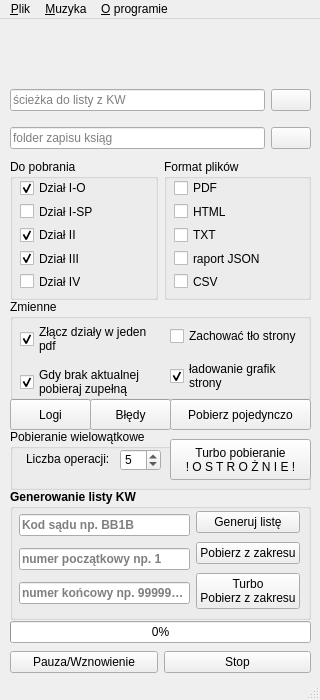
Above: eKW_pobieracz.ui from Rzezimioszek/eKW-pobieracz before the change. Below: the same form after it.
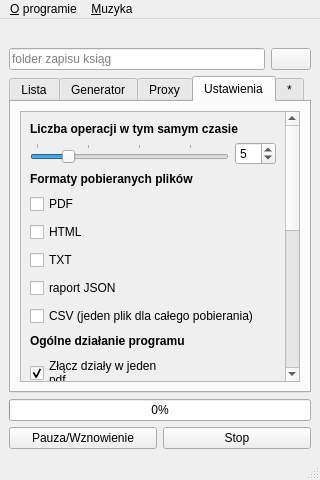
That is the form after the change. The open tabs and pages were chosen to show the change. Icons and pictures are not drawn.

What changed in the file:
```diff
--- a/eKW_pobieracz.ui
+++ b/eKW_pobieracz.ui
@@ -2,24 +2,27 @@
 <ui version="4.0">
  <class>MainWindow</class>
  <widget class="QMainWindow" name="MainWindow">
+  <property name="enabled">
+   <bool>true</bool>
+  </property>
   <property name="geometry">
    <rect>
     <x>0</x>
     <y>0</y>
     <width>320</width>
-    <height>700</height>
+    <height>480</height>
    </rect>
   </property>
   <property name="minimumSize">
    <size>
     <width>320</width>
-    <height>620</height>
+    <height>480</height>
    </size>
   </property>
   <property name="maximumSize">
    <size>
-    <width>320</width>
-    <height>700</height>
+    <width>16777215</width>
+    <height>16777215</height>
    </size>
   </property>
   <property name="windowTitle">
@@ -30,39 +33,13 @@
     <normaloff>ico/eKW.jpg</normaloff>ico/eKW.jpg</iconset>
   </property>
   <widget class="QWidget" name="centralwidget">
-   <widget class="QWidget" name="verticalLayoutWidget">
-    <property name="geometry">
-     <rect>
-      <x>10</x>
-      <y>60</y>
-      <width>301</width>
-      <height>81</height>
-     </rect>
-    </property>
-    <layout class="QVBoxLayout" name="verticalLayout">
+   <layout class="QVBoxLayout" name="verticalLayout_8">
      <item>
-      <layout class="QHBoxLayout" name="horizontalLayout">
-       <item>
-        <widget class="QLineEdit" name="lineList">
-         <property name="toolTip">
-          <string>&lt;html&gt;&lt;head/&gt;&lt;body&gt;&lt;p&gt;ścieżka do listy z KW&lt;/p&gt;&lt;/body&gt;&lt;/html&gt;</string>
-         </property>
-         <property name="placeholderText">
-          <string>ścieżka do listy z KW</string>
-         </property>
-        </widget>
-       </item>
-       <item>
-        <widget class="QPushButton" name="btnList">
-         <property name="toolTip">
-          <string>&lt;html&gt;&lt;head/&gt;&lt;body&gt;&lt;p&gt;Ścieżka do pliku tekstowego z listą oznaczeń ksiąg wieczystych.&lt;/p&gt;&lt;/body&gt;&lt;/html&gt;</string>
-         </property>
+     <widget class="QLabel" name="lblBanner">
          <property name="text">
-          <string/>
-         </property>
-        </widget>
-       </item>
-      </layout>
+       <string>&lt;html&gt;&lt;head/&gt;&lt;body&gt;&lt;p align=&quot;center&quot;&gt;&lt;img src=&quot;:/baner/res/baner_310x60.jpg&quot;/&gt;&lt;/p&gt;&lt;/body&gt;&lt;/html&gt;</string>
+      </property>
+     </widget>
      </item>
      <item>
       <layout class="QHBoxLayout" name="horizontalLayout_2">
@@ -88,16 +65,66 @@
        </item>
       </layout>
      </item>
-    </layout>
-   </widget>
+    <item>
+     <widget class="QTabWidget" name="tabWidget">
+      <property name="tabPosition">
+       <enum>QTabWidget::North</enum>
+      </property>
+      <property name="tabShape">
+       <enum>QTabWidget::Rounded</enum>
+      </property>
+      <property name="currentIndex">
+       <number>0</number>
+      </property>
+      <widget class="QWidget" name="tab_Lister">
+       <attribute name="title">
+        <string>Lista</string>
+       </attribute>
+       <layout class="QVBoxLayout" name="verticalLayout_10">
+        <item>
+         <layout class="QHBoxLayout" name="horizontalLayout">
+          <item>
+           <widget class="QLineEdit" name="lineList">
+            <property name="toolTip">
+             <string>&lt;html&gt;&lt;head/&gt;&lt;body&gt;&lt;p&gt;ścieżka do listy z KW&lt;/p&gt;&lt;/body&gt;&lt;/html&gt;</string>
+            </property>
+            <property name="placeholderText">
+             <string>ścieżka do listy z KW</string>
+            </property>
+           </widget>
+          </item>
+          <item>
+           <widget class="QPushButton" name="btnList">
+            <property name="toolTip">
+             <string>&lt;html&gt;&lt;head/&gt;&lt;body&gt;&lt;p&gt;Ścieżka do pliku tekstowego z listą oznaczeń ksiąg wieczystych.&lt;/p&gt;&lt;/body&gt;&lt;/html&gt;</string>
+            </property>
+            <property name="text">
+             <string/>
+            </property>
+           </widget>
+          </item>
+         </layout>
+        </item>
+        <item>
+         <spacer name="verticalSpacer">
+          <property name="orientation">
+           <enum>Qt::Vertical</enum>
+          </property>
+          <property name="sizeHint" stdset="0">
+           <size>
+            <width>20</width>
+            <height>40</height>
+           </size>
+          </property>
+         </spacer>
+        </item>
+        <item>
    <widget class="QPushButton" name="btnRun">
-    <property name="geometry">
-     <rect>
-      <x>170</x>
-      <y>380</y>
-      <width>141</width>
-      <height>31</height>
-     </rect>
+          <property name="sizePolicy">
+           <sizepolicy hsizetype="Expanding" vsizetype="Expanding">
+            <horstretch>0</horstretch>
+            <verstretch>0</verstretch>
+           </sizepolicy>
     </property>
     <property name="toolTip">
      <string>&lt;html&gt;&lt;head/&gt;&lt;body&gt;&lt;p&gt;Rozpocznij pobieranie ksiąg z listy z pliku txt.&lt;/p&gt;&lt;/body&gt;&lt;/html&gt;</string>
@@ -107,38 +134,33 @@
     </property>
     <property name="iconSize">
      <size>
-      <width>24</width>
-      <height>32</height>
+            <width>16</width>
+            <height>16</height>
      </size>
     </property>
    </widget>
-   <widget class="QGroupBox" name="groupBox">
-    <property name="geometry">
-     <rect>
-      <x>10</x>
-      <y>470</y>
-      <width>301</width>
-      <height>131</height>
-     </rect>
-    </property>
-    <property name="font">
-     <font>
-      <bold>true</bold>
-     </font>
-    </property>
-    <property name="title">
-     <string>Generowanie listy KW</string>
-    </property>
-    <widget class="QWidget" name="horizontalLayoutWidget_2">
-     <property name="geometry">
-      <rect>
-       <x>9</x>
-       <y>19</y>
-       <width>281</width>
-       <height>104</height>
-      </rect>
-     </property>
-     <layout class="QHBoxLayout" name="horizontalLayout_4">
+        </item>
+        <item>
+         <widget class="QPushButton" name="btnTurbo">
+          <property name="sizePolicy">
+           <sizepolicy hsizetype="Expanding" vsizetype="Expanding">
+            <horstretch>0</horstretch>
+            <verstretch>0</verstretch>
+           </sizepolicy>
+          </property>
+          <property name="text">
+           <string>Turbo pobieranie
+! O S T R O Ż N I E !</string>
+          </property>
+         </widget>
+        </item>
+       </layout>
+      </widget>
+      <widget class="QWidget" name="tab_Generator">
+       <attribute name="title">
+        <string>Generator</string>
+       </attribute>
+       <layout class="QVBoxLayout" name="verticalLayout_11">
       <item>
        <layout class="QVBoxLayout" name="verticalLayout_4">
         <item>
@@ -180,12 +202,26 @@
        </layout>
       </item>
       <item>
-       <layout class="QVBoxLayout" name="verticalLayout_5"/>
-      </item>
-      <item>
-       <layout class="QVBoxLayout" name="verticalLayout_7">
+         <spacer name="verticalSpacer_2">
+          <property name="orientation">
+           <enum>Qt::Vertical</enum>
+          </property>
+          <property name="sizeHint" stdset="0">
+           <size>
+            <width>20</width>
+            <height>40</height>
+           </size>
+          </property>
+         </spacer>
+        </item>
         <item>
          <widget class="QPushButton" name="btnGen">
+          <property name="sizePolicy">
+           <sizepolicy hsizetype="Expanding" vsizetype="Expanding">
+            <horstretch>0</horstretch>
+            <verstretch>0</verstretch>
+           </sizepolicy>
+          </property>
           <property name="font">
            <font>
             <bold>false</bold>
@@ -201,6 +237,12 @@
         </item>
         <item>
          <widget class="QPushButton" name="btnGenSave">
+          <property name="sizePolicy">
+           <sizepolicy hsizetype="Expanding" vsizetype="Expanding">
+            <horstretch>0</horstretch>
+            <verstretch>0</verstretch>
+           </sizepolicy>
+          </property>
           <property name="font">
            <font>
             <bold>false</bold>
@@ -216,6 +258,12 @@
         </item>
         <item>
          <widget class="QPushButton" name="btnGenSaveTurbo">
+          <property name="sizePolicy">
+           <sizepolicy hsizetype="Expanding" vsizetype="Expanding">
+            <horstretch>0</horstretch>
+            <verstretch>0</verstretch>
+           </sizepolicy>
+          </property>
           <property name="font">
            <font>
             <bold>false</bold>
@@ -228,45 +276,345 @@
          </widget>
         </item>
        </layout>
+      </widget>
+      <widget class="QWidget" name="tab_Proxy">
+       <attribute name="title">
+        <string>Proxy</string>
+       </attribute>
+       <layout class="QVBoxLayout" name="verticalLayout">
+        <item>
+         <widget class="QCheckBox" name="chProxy">
+          <property name="text">
+           <string>proxy</string>
+          </property>
+         </widget>
+        </item>
+        <item>
+         <widget class="QLabel" name="label_5">
+          <property name="text">
+           <string>&lt;html&gt;&lt;head/&gt;&lt;body&gt;&lt;p&gt;PROXY IP:&lt;/p&gt;&lt;/body&gt;&lt;/html&gt;</string>
+          </property>
+         </widget>
+        </item>
+        <item>
+         <widget class="QLineEdit" name="lineProxy">
+          <property name="enabled">
+           <bool>false</bool>
+          </property>
+          <property name="placeholderText">
+           <string>149.215.113.110:70</string>
+          </property>
+         </widget>
+        </item>
+        <item>
+         <spacer name="verticalSpacer_3">
+          <property name="orientation">
+           <enum>Qt::Vertical</enum>
+          </property>
+          <property name="sizeHint" stdset="0">
+           <size>
+            <width>20</width>
+            <height>40</height>
+           </size>
+          </property>
+         </spacer>
       </item>
      </layout>
     </widget>
-   </widget>
-   <widget class="QWidget" name="horizontalLayoutWidget">
+      <widget class="QWidget" name="tab_Settings">
+       <attribute name="title">
+        <string>Ustawienia</string>
+       </attribute>
+       <layout class="QVBoxLayout" name="verticalLayout_6">
+        <item>
+         <widget class="QScrollArea" name="scrollArea">
+          <property name="minimumSize">
+           <size>
+            <width>0</width>
+            <height>209</height>
+           </size>
+          </property>
+          <property name="widgetResizable">
+           <bool>true</bool>
+          </property>
+          <widget class="QWidget" name="scrollAreaWidgetContents">
     <property name="geometry">
      <rect>
-      <x>10</x>
-      <y>140</y>
-      <width>301</width>
-      <height>141</height>
-     </rect>
-    </property>
+             <x>0</x>
+             <y>0</y>
+             <width>259</width>
+             <height>620</height>
+            </rect>
+           </property>
+           <property name="minimumSize">
+            <size>
+             <width>0</width>
+             <height>620</height>
+            </size>
+           </property>
+           <layout class="QVBoxLayout" name="verticalLayout_12">
+            <item>
+             <widget class="QLabel" name="label">
+              <property name="font">
+               <font>
+                <bold>true</bold>
+               </font>
+              </property>
+              <property name="text">
+               <string>Liczba operacji w tym samym czasie</string>
+              </property>
+             </widget>
+            </item>
+            <item>
     <layout class="QHBoxLayout" name="horizontalLayout_3">
      <item>
-      <widget class="QGroupBox" name="groupBox_2">
+               <widget class="QSlider" name="horizontalSlider">
+                <property name="minimum">
+                 <number>2</number>
+                </property>
+                <property name="maximum">
+                 <number>20</number>
+                </property>
+                <property name="singleStep">
+                 <number>1</number>
+                </property>
+                <property name="pageStep">
+                 <number>5</number>
+                </property>
+                <property name="sliderPosition">
+                 <number>5</number>
+                </property>
+                <property name="orientation">
+                 <enum>Qt::Horizontal</enum>
+                </property>
+                <property name="invertedAppearance">
+                 <bool>false</bool>
+                </property>
+                <property name="invertedControls">
+                 <bool>false</bool>
+                </property>
+                <property name="tickPosition">
+                 <enum>QSlider::TicksAbove</enum>
+                </property>
+                <property name="tickInterval">
+                 <number>5</number>
+                </property>
+               </widget>
+              </item>
+              <item>
+               <widget class="QSpinBox" name="spN">
+                <property name="minimum">
+                 <number>2</number>
+                </property>
+                <property name="maximum">
+                 <number>20</number>
+                </property>
+                <property name="value">
+                 <number>5</number>
+                </property>
+               </widget>
+              </item>
+             </layout>
+            </item>
+            <item>
+             <widget class="QLabel" name="label_3">
        <property name="font">
         <font>
-         <bold>false</bold>
-        </font>
-       </property>
-       <property name="title">
-        <string>Do pobrania</string>
-       </property>
-       <widget class="QWidget" name="layoutWidget">
-        <property name="geometry">
-         <rect>
-          <x>10</x>
-          <y>20</y>
-          <width>131</width>
-          <height>111</height>
-         </rect>
-        </property>
+                <bold>true</bold>
+               </font>
+              </property>
+              <property name="text">
+               <string>Formaty pobieranych plików</string>
+              </property>
+             </widget>
+            </item>
+            <item>
+             <layout class="QVBoxLayout" name="verticalLayout_9">
+              <item>
+               <widget class="QCheckBox" name="chPDF">
+                <property name="minimumSize">
+                 <size>
+                  <width>0</width>
+                  <height>22</height>
+                 </size>
+                </property>
+                <property name="text">
+                 <string>PDF</string>
+                </property>
+               </widget>
+              </item>
+              <item>
+               <widget class="QCheckBox" name="chHTML">
+                <property name="minimumSize">
+                 <size>
+                  <width>0</width>
+                  <height>22</height>
+                 </size>
+                </property>
+                <property name="text">
+                 <string>HTML</string>
+                </property>
+               </widget>
+              </item>
+              <item>
+               <widget class="QCheckBox" name="chTXT">
+                <property name="minimumSize">
+                 <size>
+                  <width>0</width>
+                  <height>22</height>
+                 </size>
+                </property>
+                <property name="text">
+                 <string>TXT</string>
+                </property>
+               </widget>
+              </item>
+              <item>
+               <widget class="QCheckBox" name="chJSON">
+                <property name="minimumSize">
+                 <size>
+                  <width>0</width>
+                  <height>22</height>
+                 </size>
+                </property>
+                <property name="text">
+                 <string>raport JSON</string>
+                </property>
+               </widget>
+              </item>
+              <item>
+               <widget class="QCheckBox" name="chCSV">
+                <property name="minimumSize">
+                 <size>
+                  <width>0</width>
+                  <height>22</height>
+                 </size>
+                </property>
+                <property name="text">
+                 <string>CSV (jeden plik dla całego pobierania)</string>
+                </property>
+               </widget>
+              </item>
+             </layout>
+            </item>
+            <item>
+             <widget class="QLabel" name="label_4">
+              <property name="font">
+               <font>
+                <bold>true</bold>
+               </font>
+              </property>
+              <property name="text">
+               <string>Ogólne działanie programu</string>
+              </property>
+             </widget>
+            </item>
+            <item>
+             <layout class="QVBoxLayout" name="verticalLayout_3">
+              <item>
+               <widget class="QCheckBox" name="chMerge">
+                <property name="minimumSize">
+                 <size>
+                  <width>0</width>
+                  <height>38</height>
+                 </size>
+                </property>
+                <property name="text">
+                 <string>Złącz działy w jeden
+pdf</string>
+                </property>
+                <property name="checkable">
+                 <bool>true</bool>
+                </property>
+                <property name="checked">
+                 <bool>true</bool>
+                </property>
+               </widget>
+              </item>
+              <item>
+               <widget class="QCheckBox" name="chError">
+                <property name="minimumSize">
+                 <size>
+                  <width>0</width>
+                  <height>38</height>
+                 </size>
+                </property>
+                <property name="text">
+                 <string>Gdy brak aktualnej 
+pobieraj zupełną</string>
+                </property>
+                <property name="checked">
+                 <bool>true</bool>
+                </property>
+               </widget>
+              </item>
+              <item>
+               <widget class="QCheckBox" name="chImg">
+                <property name="minimumSize">
+                 <size>
+                  <width>0</width>
+                  <height>38</height>
+                 </size>
+                </property>
+                <property name="toolTip">
+                 <string>&lt;html&gt;&lt;head/&gt;&lt;body&gt;&lt;p&gt;Włącz lub wyłącz ładowanie grafik na stronie (może zmniejszyć zużycie ramu)&lt;/p&gt;&lt;/body&gt;&lt;/html&gt;</string>
+                </property>
+                <property name="text">
+                 <string>ładowanie grafik
+strony</string>
+                </property>
+                <property name="checked">
+                 <bool>true</bool>
+                </property>
+               </widget>
+              </item>
+              <item>
+               <widget class="QCheckBox" name="chSkip">
+                <property name="text">
+                 <string>Pomijaj już pobrane</string>
+                </property>
+               </widget>
+              </item>
+              <item>
+               <widget class="QCheckBox" name="chBg">
+                <property name="minimumSize">
+                 <size>
+                  <width>0</width>
+                  <height>22</height>
+                 </size>
+                </property>
+                <property name="text">
+                 <string>Zachować tło strony</string>
+                </property>
+               </widget>
+              </item>
+             </layout>
+            </item>
+            <item>
+             <widget class="QLabel" name="label_2">
+              <property name="font">
+               <font>
+                <bold>true</bold>
+               </font>
+              </property>
+              <property name="text">
+               <string>Działy KW do pobrania</string>
+              </property>
+             </widget>
+            </item>
+            <item>
         <layout class="QVBoxLayout" name="verticalLayout_2">
          <property name="sizeConstraint">
           <enum>QLayout::SetDefaultConstraint</enum>
          </property>
          <item>
           <widget class="QCheckBox" name="ch1o">
+                <property name="minimumSize">
+                 <size>
+                  <width>0</width>
+                  <height>22</height>
+                 </size>
+                </property>
            <property name="text">
             <string>Dział I-O</string>
            </property>
@@ -277,6 +625,12 @@
          </item>
          <item>
           <widget class="QCheckBox" name="ch1s">
+                <property name="minimumSize">
+                 <size>
+                  <width>0</width>
+                  <height>22</height>
+                 </size>
+                </property>
            <property name="text">
             <string>Dział I-SP</string>
            </property>
@@ -287,6 +641,12 @@
          </item>
          <item>
           <widget class="QCheckBox" name="ch2">
+                <property name="minimumSize">
+                 <size>
+                  <width>0</width>
+                  <height>22</height>
+                 </size>
+                </property>
            <property name="text">
             <string>Dział II</string>
            </property>
@@ -297,6 +657,12 @@
          </item>
          <item>
           <widget class="QCheckBox" name="ch3">
+                <property name="minimumSize">
+                 <size>
+                  <width>0</width>
+                  <height>22</height>
+                 </size>
+                </property>
            <property name="text">
             <string>Dział III</string>
            </property>
@@ -307,84 +673,23 @@
          </item>
          <item>
           <widget class="QCheckBox" name="ch4">
+                <property name="minimumSize">
+                 <size>
+                  <width>0</width>
+                  <height>22</height>
+                 </size>
+                </property>
            <property name="text">
             <string>Dział IV</string>
            </property>
           </widget>
          </item>
         </layout>
-       </widget>
-      </widget>
      </item>
      <item>
-      <layout class="QVBoxLayout" name="verticalLayout_8">
+             <layout class="QHBoxLayout" name="horizontalLayout_4">
        <item>
-        <widget class="QGroupBox" name="groupBox_5">
-         <property name="title">
-          <string>Format plików</string>
-         </property>
-         <widget class="QWidget" name="verticalLayoutWidget_4">
-          <property name="geometry">
-           <rect>
-            <x>10</x>
-            <y>20</y>
-            <width>131</width>
-            <height>111</height>
-           </rect>
-          </property>
-          <layout class="QVBoxLayout" name="verticalLayout_9">
-           <item>
-            <widget class="QCheckBox" name="chPDF">
-             <property name="text">
-              <string>PDF</string>
-             </property>
-            </widget>
-           </item>
-           <item>
-            <widget class="QCheckBox" name="chHTML">
-             <property name="text">
-              <string>HTML</string>
-             </property>
-            </widget>
-           </item>
-           <item>
-            <widget class="QCheckBox" name="chTXT">
-             <property name="text">
-              <string>TXT</string>
-             </property>
-            </widget>
-           </item>
-           <item>
-            <widget class="QCheckBox" name="chJSON">
-             <property name="text">
-              <string>raport JSON</string>
-             </property>
-            </widget>
-           </item>
-           <item>
-            <widget class="QCheckBox" name="chCSV">
-             <property name="text">
-              <string>CSV</string>
-             </property>
-            </widget>
-           </item>
-          </layout>
-         </widget>
-        </widget>
-       </item>
-      </layout>
-     </item>
-    </layout>
-   </widget>
    <widget class="QPushButton" name="btnLog">
-    <property name="geometry">
-     <rect>
-      <x>10</x>
-      <y>380</y>
-      <width>81</width>
-      <height>31</height>
-     </rect>
-    </property>
     <property name="toolTip">
      <string>&lt;html&gt;&lt;head/&gt;&lt;body&gt;&lt;p&gt;Otwórz plik z zapisanymi logami z ostatniej operacji.&lt;/p&gt;&lt;/body&gt;&lt;/html&gt;</string>
     </property>
@@ -392,15 +697,9 @@
      <string>Logi</string>
     </property>
    </widget>
+              </item>
+              <item>
    <widget class="QPushButton" name="btnErr">
-    <property name="geometry">
-     <rect>
-      <x>90</x>
-      <y>380</y>
-      <width>81</width>
-      <height>31</height>
-     </rect>
-    </property>
     <property name="toolTip">
      <string>&lt;html&gt;&lt;head/&gt;&lt;body&gt;&lt;p&gt;Otwórz plik z odnotowanymi błędami działania programu lub wsadu do programu.&lt;/p&gt;&lt;/body&gt;&lt;/html&gt;</string>
     </property>
@@ -408,84 +707,75 @@
      <string>Błędy</string>
     </property>
    </widget>
-   <widget class="QGroupBox" name="groupBox_4">
-    <property name="geometry">
-     <rect>
-      <x>10</x>
-      <y>410</y>
-      <width>301</width>
-      <height>61</height>
-     </rect>
-    </property>
-    <property name="title">
-     <string>Pobieranie wielowątkowe</string>
-    </property>
-    <widget class="QPushButton" name="btnTurbo">
-     <property name="geometry">
-      <rect>
-       <x>160</x>
-       <y>10</y>
-       <width>141</width>
-       <height>41</height>
-      </rect>
+              </item>
+             </layout>
+            </item>
+           </layout>
+          </widget>
+         </widget>
+        </item>
+       </layout>
+      </widget>
+      <widget class="QWidget" name="tab_Info">
+       <attribute name="title">
+        <string>*</string>
+       </attribute>
+       <layout class="QVBoxLayout" name="verticalLayout_5">
+        <item>
+         <widget class="QPushButton" name="btn_Github">
+          <property name="sizePolicy">
+           <sizepolicy hsizetype="Expanding" vsizetype="Expanding">
+            <horstretch>0</horstretch>
+            <verstretch>0</verstretch>
+           </sizepolicy>
+          </property>
+          <property name="text">
+           <string>GITHUB</string>
+          </property>
+         </widget>
+        </item>
+        <item>
+         <widget class="QPushButton" name="btn_Coffe">
+          <property name="sizePolicy">
+           <sizepolicy hsizetype="Expanding" vsizetype="Expanding">
+            <horstretch>0</horstretch>
+            <verstretch>0</verstretch>
+           </sizepolicy>
      </property>
      <property name="text">
-      <string>Turbo pobieranie
-! O S T R O Ż N I E !</string>
-     </property>
-    </widget>
-    <widget class="QSpinBox" name="spN">
-     <property name="geometry">
-      <rect>
-       <x>110</x>
-       <y>20</y>
-       <width>41</width>
-       <height>22</height>
-      </rect>
-     </property>
-     <property name="minimum">
-      <number>2</number>
-     </property>
+           <string>Postaw mi kawę</string>
+          </property>
+         </widget>
+        </item>
+        <item>
+         <widget class="QPushButton" name="btn_Instrukcja">
+          <property name="sizePolicy">
+           <sizepolicy hsizetype="Expanding" vsizetype="Expanding">
+            <horstretch>0</horstretch>
+            <verstretch>0</verstretch>
+           </sizepolicy>
+          </property>
+          <property name="text">
+           <string>Otwórz plik pomocy (PDF)</string>
+          </property>
+         </widget>
+        </item>
+       </layout>
+      </widget>
+     </widget>
+    </item>
+    <item>
+     <layout class="QHBoxLayout" name="horizontalLayout_6">
+      <item>
+       <widget class="QProgressBar" name="progressBar">
      <property name="value">
-      <number>5</number>
-     </property>
-    </widget>
-    <widget class="QLabel" name="label">
-     <property name="geometry">
-      <rect>
-       <x>16</x>
-       <y>20</y>
-       <width>91</width>
-       <height>20</height>
-      </rect>
-     </property>
-     <property name="text">
-      <string>Liczba operacji:</string>
-     </property>
-    </widget>
-   </widget>
-   <widget class="QLabel" name="lblBanner">
-    <property name="geometry">
-     <rect>
-      <x>10</x>
-      <y>0</y>
-      <width>301</width>
-      <height>61</height>
-     </rect>
-    </property>
-    <property name="text">
-     <string>&lt;html&gt;&lt;head/&gt;&lt;body&gt;&lt;p align=&quot;center&quot;&gt;&lt;img src=&quot;:/baner/res/baner_310x60.jpg&quot;/&gt;&lt;/p&gt;&lt;/body&gt;&lt;/html&gt;</string>
-    </property>
-   </widget>
-   <widget class="QWidget" name="horizontalLayoutWidget_3">
-    <property name="geometry">
-     <rect>
-      <x>10</x>
-      <y>630</y>
-      <width>301</width>
-      <height>26</height>
-     </rect>
-    </property>
+         <number>0</number>
+        </property>
+       </widget>
+      </item>
+     </layout>
+    </item>
+    <item>
     <layout class="QHBoxLayout" name="horizontalLayout_5">
      <item>
       <widget class="QPushButton" name="btnPause">
@@ -502,114 +792,8 @@
       </widget>
      </item>
     </layout>
-   </widget>
-   <widget class="QWidget" name="layoutWidget">
-    <property name="geometry">
-     <rect>
-      <x>10</x>
-      <y>600</y>
-      <width>301</width>
-      <height>27</height>
-     </rect>
-    </property>
-    <layout class="QHBoxLayout" name="horizontalLayout_6">
-     <item>
-      <widget class="QProgressBar" name="progressBar">
-       <property name="value">
-        <number>0</number>
-       </property>
-      </widget>
-     </item>
-    </layout>
-   </widget>
-   <widget class="QGroupBox" name="groupBox_3">
-    <property name="geometry">
-     <rect>
-      <x>10</x>
-      <y>280</y>
-      <width>301</width>
-      <height>101</height>
-     </rect>
-    </property>
-    <property name="font">
-     <font>
-      <bold>false</bold>
-     </font>
-    </property>
-    <property name="title">
-     <string>Zmienne</string>
-    </property>
-    <widget class="QWidget" name="layoutWidget">
-     <property name="geometry">
-      <rect>
-       <x>10</x>
-       <y>20</y>
-       <width>148</width>
-       <height>84</height>
-      </rect>
-     </property>
-     <layout class="QVBoxLayout" name="verticalLayout_3">
-      <item>
-       <widget class="QCheckBox" name="chMerge">
-        <property name="text">
-         <string>Złącz działy w jeden
-pdf</string>
-        </property>
-        <property name="checkable">
-         <bool>true</bool>
-        </property>
-        <property name="checked">
-         <bool>true</bool>
-        </property>
-       </widget>
-      </item>
-      <item>
-       <widget class="QCheckBox" name="chError">
-        <property name="text">
-         <string>Gdy brak aktualnej 
-pobieraj zupełną</string>
-        </property>
-        <property name="checked">
-         <bool>true</bool>
-        </property>
-       </widget>
-      </item>
-     </layout>
-    </widget>
-    <widget class="QWidget" name="verticalLayoutWidget_2">
-     <property name="geometry">
-      <rect>
-       <x>160</x>
-       <y>20</y>
-       <width>148</width>
-       <height>81</height>
-      </rect>
-     </property>
-     <layout class="QVBoxLayout" name="verticalLayout_6">
-      <item>
-       <widget class="QCheckBox" name="chBg">
-        <property name="text">
-         <string>Zachować tło strony</string>
-        </property>
-       </widget>
-      </item>
-      <item>
-       <widget class="QCheckBox" name="chImg">
-        <property name="toolTip">
-         <string>&lt;html&gt;&lt;head/&gt;&lt;body&gt;&lt;p&gt;Włącz lub wyłącz ładowanie grafik na stronie (może zmniejszyć zużycie ramu)&lt;/p&gt;&lt;/body&gt;&lt;/html&gt;</string>
-        </property>
-        <property name="text">
-         <string>ładowanie grafik
-strony</string>
-        </property>
-        <property name="checked">
-         <bool>true</bool>
-        </property>
-       </widget>
-      </item>
-     </layout>
-    </widget>
-   </widget>
+    </item>
+   </layout>
   </widget>
   <widget class="QMenuBar" name="menubar">
    <property name="geometry">
@@ -617,14 +801,9 @@
      <x>0</x>
      <y>0</y>
      <width>320</width>
-     <height>21</height>
+     <height>22</height>
     </rect>
    </property>
-   <widget class="QMenu" name="menu_Plik">
-    <property name="title">
-     <string>&amp;Plik</string>
-    </property>
-   </widget>
    <widget class="QMenu" name="menu_O_programie">
     <property name="title">
      <string>&amp;O programie</string>
@@ -639,9 +818,8 @@
     </property>
     <addaction name="action_muzyka"/>
    </widget>
-   <addaction name="menu_Plik"/>
-   <addaction name="menu_Muzyka"/>
    <addaction name="menu_O_programie"/>
+   <addaction name="menu_Muzyka"/>
   </widget>
   <widget class="QStatusBar" name="statusbar"/>
   <action name="action_Wsparcie">
```
Left out of the diff: 53 changed lines with no effect on the pictures. Lines whose indentation alone changed are shown as unchanged.
